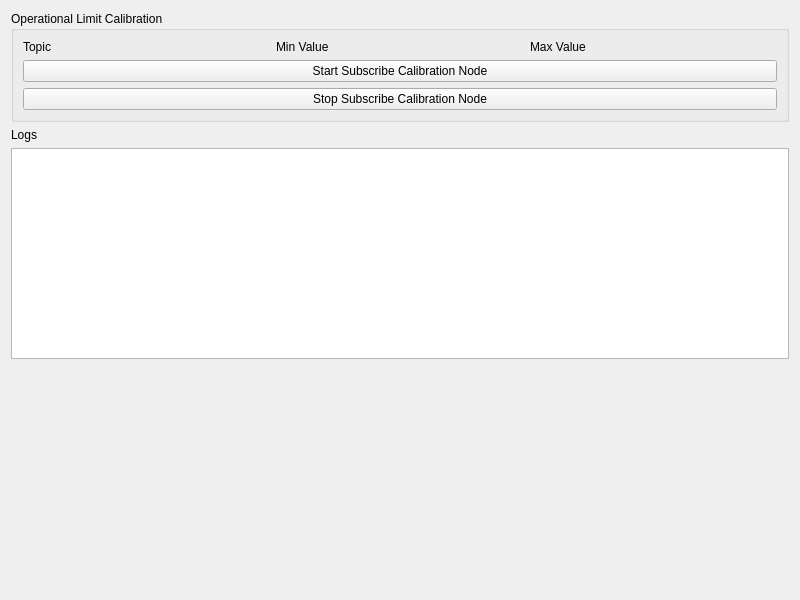
Qt form joshua_control_panel/operational_limit_tab.ui (Joshua-AI-Robotics/Joshua) before a commit.
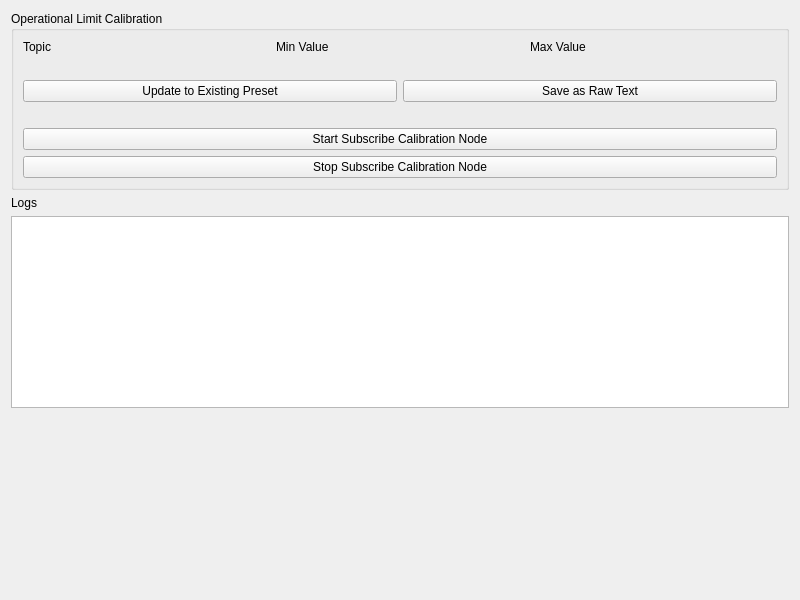
The same form after that commit.

Commit message: updated the operational limit tab

The edit to the form file:
```diff
--- a/joshua_control_panel/operational_limit_tab.ui
+++ b/joshua_control_panel/operational_limit_tab.ui
@@ -42,6 +42,38 @@
         </item>
        </layout>
       </item>
+      <item>
+       <widget class="QLabel" name="label_5">
+        <property name="text">
+         <string/>
+        </property>
+       </widget>
+      </item>
+      <item>
+       <layout class="QHBoxLayout" name="horizontalLayout">
+        <item>
+         <widget class="QPushButton" name="updaet_to_existing_preset_Button">
+          <property name="text">
+           <string>Update to Existing Preset</string>
+          </property>
+         </widget>
+        </item>
+        <item>
+         <widget class="QPushButton" name="save_as_raw_text_Button">
+          <property name="text">
+           <string>Save as Raw Text</string>
+          </property>
+         </widget>
+        </item>
+       </layout>
+      </item>
+      <item>
+       <widget class="QLabel" name="label_6">
+        <property name="text">
+         <string/>
+        </property>
+       </widget>
+      </item>
       <item>
        <widget class="QPushButton" name="start_subscribe_Button">
         <property name="text">
```
The commit also changes 2 other files.
